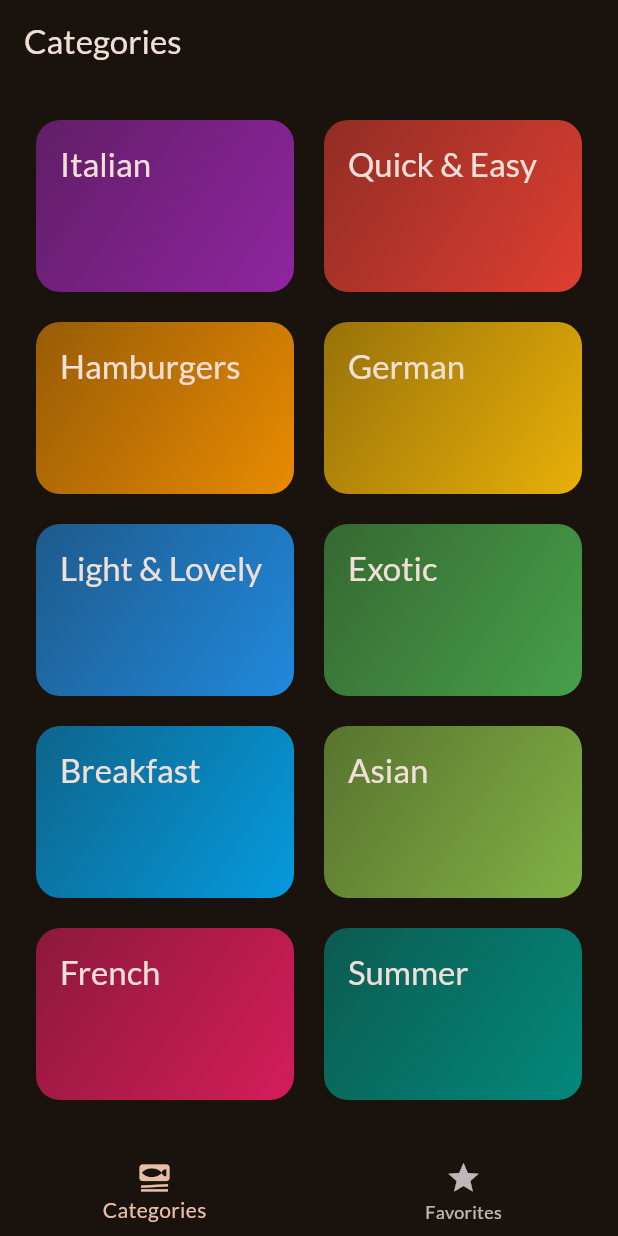
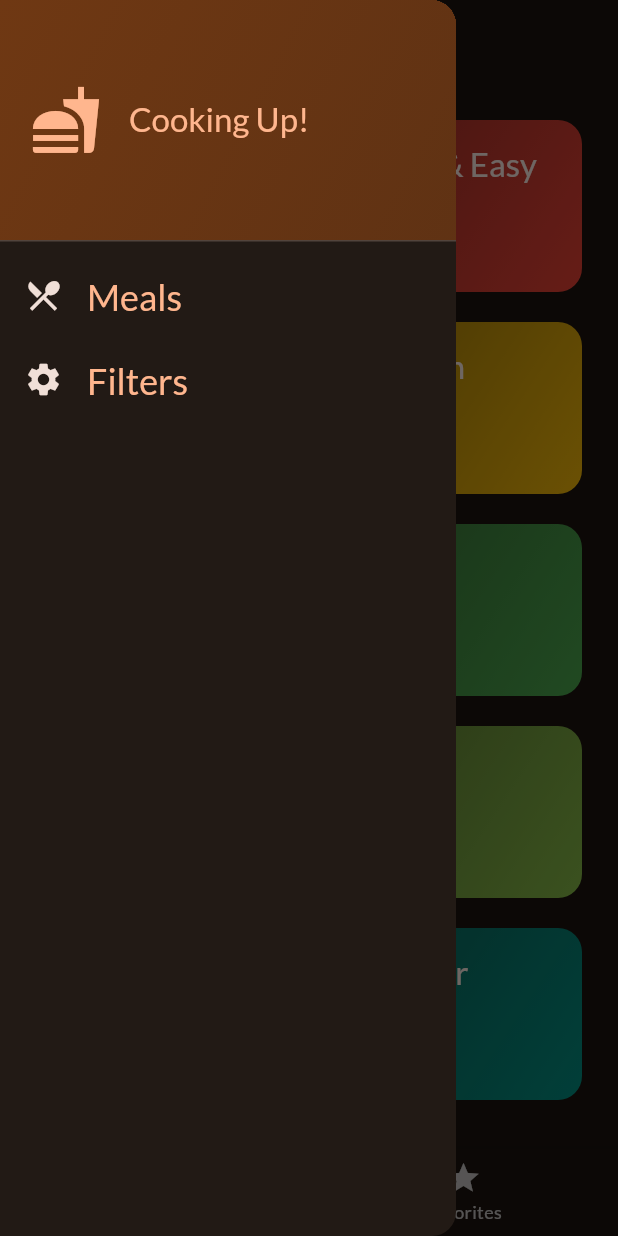
Before and after one commit to KhanhDo2604/MealApp, a Flutter app: the screen it shows after launch, with the side drawer open (before the commit the screen has no drawer), on a phone screen of 412 x 824 dp. Run offline on Flutter 3.47's test engine with Material 3 defaults, Android fonts, the phone set to English and light mode, and no system bars; our stand-ins replace google_fonts, transparent_image.

Commit message:
done without applying riverpod

```diff
--- a/lib/presentation/categories.dart
+++ b/lib/presentation/categories.dart
@@ -7,12 +7,17 @@ import 'package:meal_app/widgets/category_grid_item.dart';
 import '../data/meal.dart';
 
 class CategoriesScreen extends StatelessWidget {
-  const CategoriesScreen({super.key, required this.onToggleFavorite});
+  const CategoriesScreen({
+    super.key,
+    required this.onToggleFavorite,
+    required this.availableMeals,
+  });
 
   final void Function(Meal meal) onToggleFavorite;
+  final List<Meal> availableMeals;
 
   void _selectCategory(BuildContext context, Category category) {
-    final filterMeals = dummyMeals
+    final filterMeals = availableMeals
         .where((meal) => meal.categories.contains(category.id))
         .toList();
 
--- a/lib/presentation/tabs.dart
+++ b/lib/presentation/tabs.dart
@@ -1,8 +1,18 @@
 import 'package:flutter/material.dart';
+import 'package:meal_app/data/dummy_data.dart';
 import 'package:meal_app/presentation/categories.dart';
+import 'package:meal_app/presentation/filters.dart';
 import 'package:meal_app/presentation/meals.dart';
+import 'package:meal_app/widgets/main_drawer.dart';
 
 import '../data/meal.dart';
+
+const kInitialFilters = {
+  Filter.glutenFree: false,
+  Filter.lactoseFree: false,
+  Filter.vegetarian: false,
+  Filter.vegan: false,
+};
 
 class TabsScreen extends StatefulWidget {
   const TabsScreen({super.key});
@@ -14,6 +24,7 @@ class TabsScreen extends StatefulWidget {
 class _TabsScreenState extends State<TabsScreen> {
   int _selectedPageIndex = 0;
   final List<Meal> _favoriteMeals = [];
+  Map<Filter, bool> _selectedFilter = kInitialFilters;
 
   void _showInfoMessage(String message) {
     ScaffoldMessenger.of(context).clearSnackBars();
@@ -46,10 +57,44 @@ class _TabsScreenState extends State<TabsScreen> {
     });
   }
 
+  void _setSreen(String identifier) async {
+    Navigator.of(context).pop();
+
+    if (identifier == 'filters') {
+      final result = await Navigator.of(context).push<Map<Filter, bool>>(
+        MaterialPageRoute(builder: (_) {
+          return FiltersScreen(
+            currentFilters: _selectedFilter,
+          );
+        }),
+      );
+      setState(() {
+        _selectedFilter = result ?? kInitialFilters;
+      });
+    }
+  }
+
   @override
   Widget build(BuildContext context) {
+    final availableMeals = dummyMeals.where((meal) {
+      if (_selectedFilter[Filter.glutenFree]! && !meal.isGlutenFree) {
+        return false;
+      }
+      if (_selectedFilter[Filter.lactoseFree]! && !meal.isLactoseFree) {
+        return false;
+      }
+      if (_selectedFilter[Filter.vegetarian]! && !meal.isVegetarian) {
+        return false;
+      }
+      if (_selectedFilter[Filter.vegan]! && !meal.isVegan) {
+        return false;
+      }
+      return true;
+    });
+
     Widget activePage = CategoriesScreen(
       onToggleFavorite: _toggleMealFavoriteStatus,
+      availableMeals: availableMeals.toList(),
     );
     var activePageTitle = 'Categories';
 
@@ -65,6 +110,7 @@ class _TabsScreenState extends State<TabsScreen> {
       appBar: AppBar(
         title: Text(activePageTitle),
       ),
+      drawer: MainDrawer(onSelectScreen: _setSreen),
       body: activePage,
       bottomNavigationBar: BottomNavigationBar(
         onTap: _selectPage,
--- /dev/null
+++ b/lib/widgets/main_drawer.dart
@@ -0,0 +1,72 @@
+import 'package:flutter/material.dart';
+
+class MainDrawer extends StatelessWidget {
+  const MainDrawer({super.key, required this.onSelectScreen});
+
+  final void Function(String indentifier) onSelectScreen;
+
+  @override
+  Widget build(BuildContext context) {
+    return Drawer(
+      child: Column(
+        children: [
+          DrawerHeader(
+            padding: const EdgeInsets.all(20),
+            decoration: BoxDecoration(
+              gradient: LinearGradient(colors: [
+                Theme.of(context).colorScheme.primaryContainer,
+                Theme.of(context).colorScheme.primaryContainer.withOpacity(0.8),
+              ], begin: Alignment.topLeft, end: Alignment.bottomRight),
+            ),
+            child: Row(
+              children: [
+                Icon(
+                  Icons.fastfood,
+                  size: 48,
+                  color: Theme.of(context).colorScheme.primary,
+                ),
+                const SizedBox(width: 18),
+                Text(
+                  'Cooking Up!',
+                  style: Theme.of(context).textTheme.titleLarge!.copyWith(
+                        color: Theme.of(context).colorScheme.primary,
+                      ),
+                ),
+              ],
+            ),
+          ),
+          ListTile(
+            leading: Icon(
+              Icons.restaurant_menu,
+              size: 26,
+              color: Theme.of(context).colorScheme.onBackground,
+            ),
+            onTap: () => onSelectScreen('meals'),
+            title: Text(
+              'Meals',
+              style: Theme.of(context).textTheme.titleLarge!.copyWith(
+                    color: Theme.of(context).colorScheme.primary,
+                    fontSize: 24,
+                  ),
+            ),
+          ),
+          ListTile(
+            leading: Icon(
+              Icons.settings,
+              size: 26,
+              color: Theme.of(context).colorScheme.onBackground,
+            ),
+            onTap: () => onSelectScreen('filters'),
+            title: Text(
+              'Filters',
+              style: Theme.of(context).textTheme.titleLarge!.copyWith(
+                    color: Theme.of(context).colorScheme.primary,
+                    fontSize: 24,
+                  ),
+            ),
+          ),
+        ],
+      ),
+    );
+  }
+}
```
Also changed, not shown: lib/presentation/filters.dart (added, +170 -0 lines).
